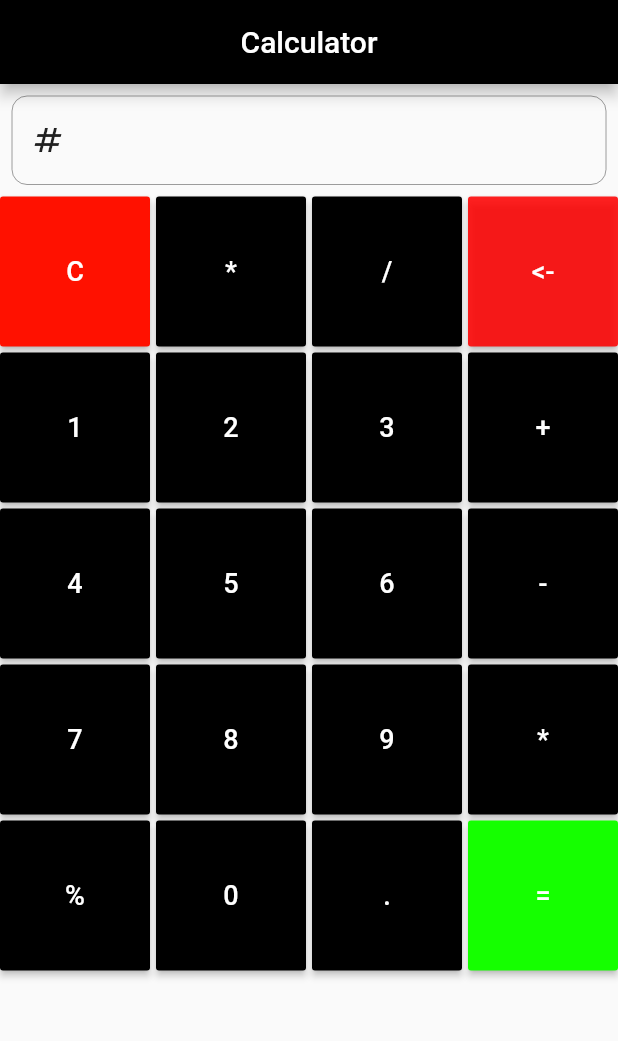
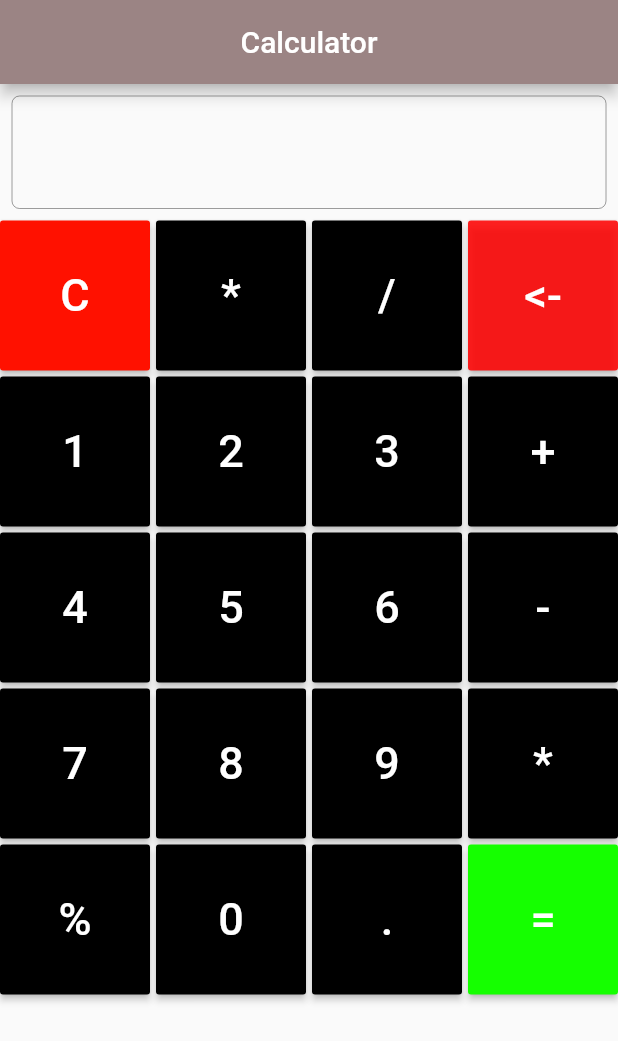
Before and after one commit to kaushal289/Calculator_app, a Flutter app: the screen it shows after launch, on a phone screen of 412 x 824 dp. Shown: the top 1041 px of the screen. Run offline on Flutter 3.47's test engine with Material 2 defaults, Android fonts, the light colour scheme and no system bars.

Commit message:
final commit

```diff
--- a/lib/claculator_screen.dart
+++ b/lib/claculator_screen.dart
@@ -1,3 +1,5 @@
+import 'dart:ui';
+
 import 'package:flutter/material.dart';
 
 class CalculatorScreen extends StatefulWidget {
@@ -146,7 +148,7 @@ class _GridScreenState extends State<CalculatorScreen> {
         appBar: AppBar(
           title: const Text("Calculator"),
           centerTitle: true,
-          backgroundColor: Colors.black,
+          backgroundColor: Color.fromARGB(255, 155, 132, 132),
         ),
         body: Column(
           children: [
@@ -156,14 +158,16 @@ class _GridScreenState extends State<CalculatorScreen> {
                 controller: _outputController,
                 textAlign: TextAlign.end,
                 enabled: false,
-                keyboardType: TextInputType.number,
                 decoration: const InputDecoration(
-                  prefixIcon: Icon(Icons.numbers, color: Colors.black87),
                   border: OutlineInputBorder(
                     borderRadius: BorderRadius.all(
-                      Radius.circular(10),
+                      Radius.circular(5),
+
                     ),
                   ),
+                ),
+                style: const TextStyle(
+                  fontSize: 30,
                 ),
                 onChanged: (value) {},
               ),
@@ -184,7 +188,7 @@ class _GridScreenState extends State<CalculatorScreen> {
                         child: Text(
                           buttons[i],
                           style: const TextStyle(
-                              fontSize: 18, color: Colors.white),
+                              fontSize: 30, color: Colors.white),
                         ),
                       ),
                     ),
@@ -193,6 +197,7 @@ class _GridScreenState extends State<CalculatorScreen> {
               ),
             )
           ],
-        ));
+        )
+      );
   }
 }
```
